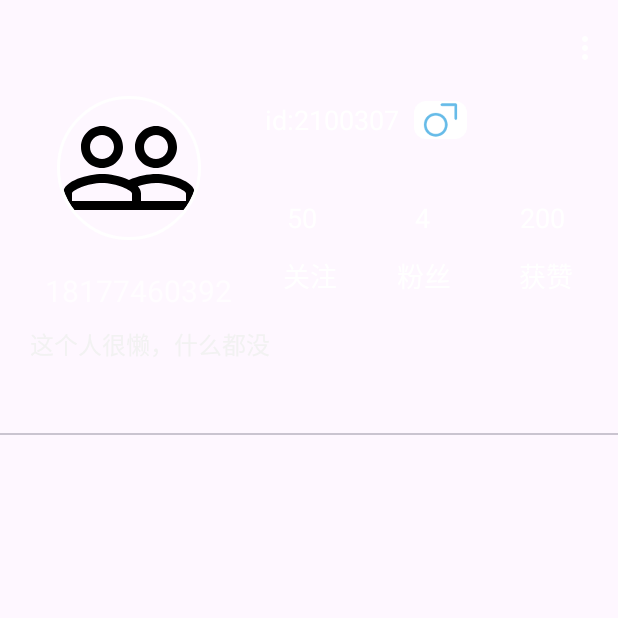
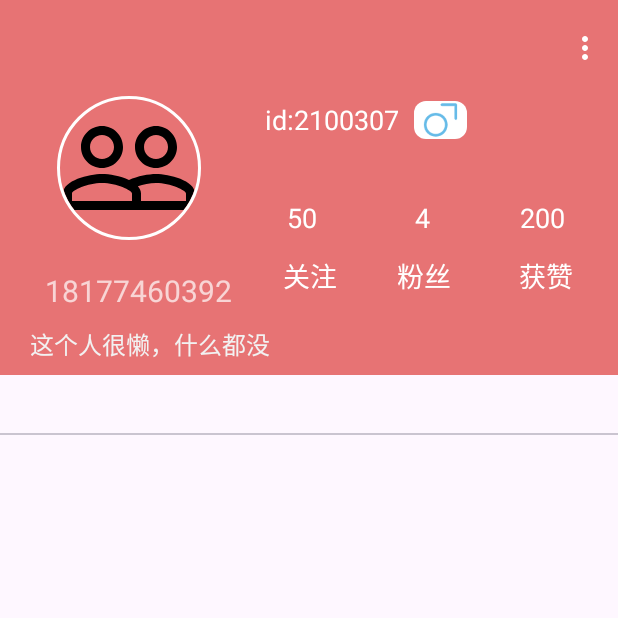
Before and after one commit to qinqin123555/PhototSharing, an Android app: the fragment PersonalCenterFragment shown on its own in the app's theme, on a phone screen of 412 x 824 dp, the top half of it. Run offline under Robolectric (Android 15) with nearby library versions, the phone set to English and light mode, and no system bars; our stand-ins replace CircleImageView.

Commit message:
个人中心

```diff
--- a/app/src/main/res/layout/fragment_personal_center.xml
+++ b/app/src/main/res/layout/fragment_personal_center.xml
@@ -26,6 +26,7 @@
                     android:layout_width="match_parent"
                     android:layout_height="250dp"
                     android:theme="@style/ThemeOverlay.AppCompat.Dark.ActionBar"
+                    android:background="?attr/colorPrimary"
                     app:contentScrim="?attr/colorPrimary"
                     app:layout_scrollFlags="scroll|exitUntilCollapsed"
                     >
--- /dev/null
+++ b/app/src/main/res/layout/personal_center.xml
@@ -0,0 +1,6 @@
+<?xml version="1.0" encoding="utf-8"?>
+<androidx.constraintlayout.widget.ConstraintLayout xmlns:android="http://schemas.android.com/apk/res/android"
+             android:layout_width="match_parent"
+             android:layout_height="match_parent">
+
+</androidx.constraintlayout.widget.ConstraintLayout>
```
